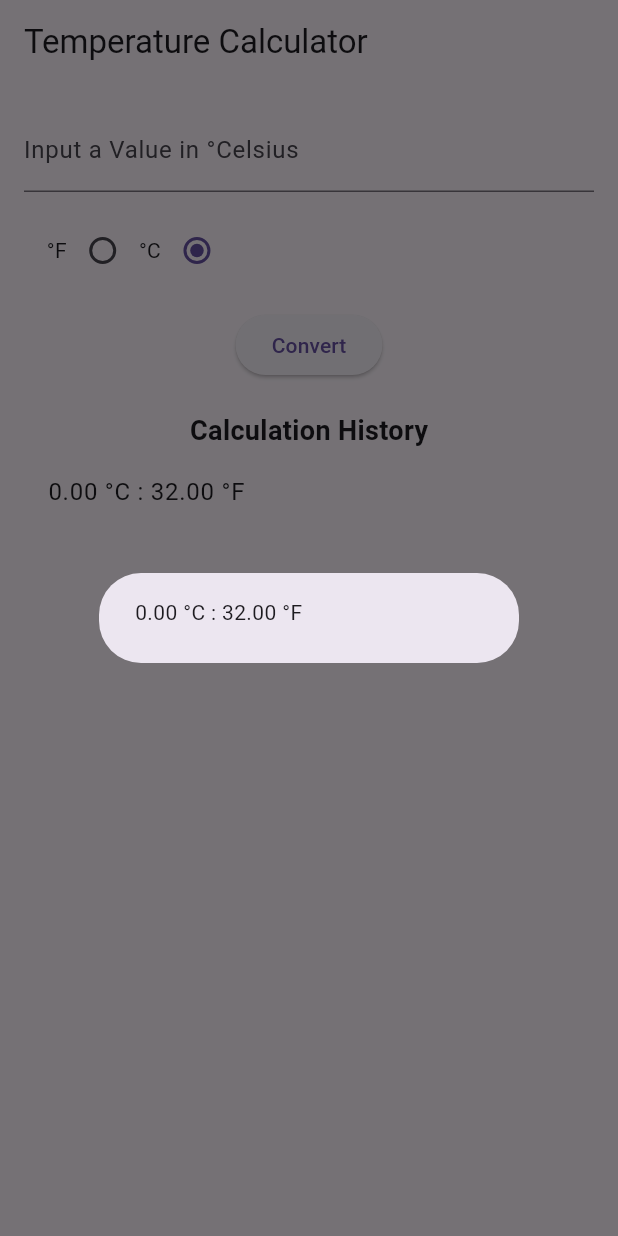
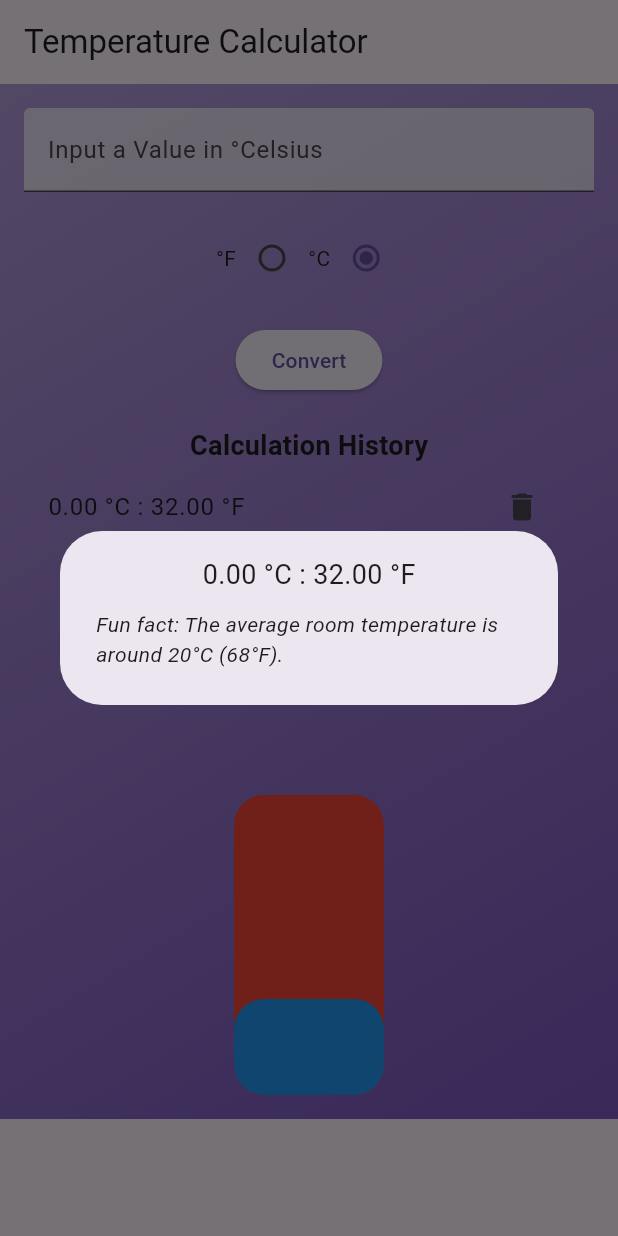
Before and after one commit to Aristote-code/Individual-Project-temperature-converter, a Flutter app: the screen it shows after launch, after a tap on "Convert", on a phone screen of 412 x 824 dp. Run offline on Flutter 3.47's test engine with Material 3 defaults, Android fonts, the phone set to English and light mode, and no system bars.

Commit message:
Updating multiple files

```diff
--- a/lib/main.dart
+++ b/lib/main.dart
@@ -1,9 +1,19 @@
 import 'package:flutter/material.dart';
+import 'package:flutter/services.dart';
 import 'Splashscreen.dart';
 
 void main() {
   runApp(MaterialApp(
     home: SplashScreen(),
+    theme: ThemeData(
+      primarySwatch: Colors.deepPurple,
+      brightness: Brightness.light,
+    ),
+    darkTheme: ThemeData(
+      primarySwatch: Colors.deepPurple,
+      brightness: Brightness.dark,
+    ),
+    themeMode: ThemeMode.system,
   ));
 }
 
@@ -28,11 +38,13 @@ class TempApp extends StatefulWidget {
   TempState createState() => TempState();
 }
 
-class TempState extends State<TempApp> {
+class TempState extends State<TempApp> with SingleTickerProviderStateMixin {
   late double input;
   double output = 0.0;
   bool? fOrC = true;
   List<String> calculationHistory = [];
+  late AnimationController _controller;
+  late Animation<double> _animation;
 
   @override
   void initState() {
@@ -40,11 +52,67 @@ class TempState extends State<TempApp> {
     input = 0.0;
     output = 0.0;
     fOrC = true;
+    _controller = AnimationController(
+      duration: const Duration(milliseconds: 500),
+      vsync: this,
+    );
+    _animation = CurvedAnimation(parent: _controller, curve: Curves.easeInOut);
+  }
+
+  @override
+  void dispose() {
+    _controller.dispose();
+    super.dispose();
+  }
+
+  void _convertTemperature() {
+    setState(() {
+      if (fOrC == false) {
+        output = (input - 32) * (5 / 9);
+      } else {
+        output = (input * 9 / 5) + 32;
+      }
+      String calculation = fOrC == false
+          ? "${input.toStringAsFixed(2)} °F : ${output.toStringAsFixed(2)} °C"
+          : "${input.toStringAsFixed(2)} °C : ${output.toStringAsFixed(2)} °F";
+      calculationHistory.insert(0, calculation);
+    });
+    _controller.forward(from: 0.0);
+    HapticFeedback.mediumImpact();
+  }
+
+  String _getTemperatureFact(double temp) {
+    if (temp < 0) {
+      return "Did you know? Water freezes at 0°C (32°F).";
+    } else if (temp < 20) {
+      return "Fun fact: The average room temperature is around 20°C (68°F).";
+    } else if (temp < 37) {
+      return "Interesting: The normal human body temperature is about 37°C (98.6°F).";
+    } else {
+      return "Hot fact: The highest temperature ever recorded on Earth was 56.7°C (134°F) in Death Valley, California.";
+    }
   }
 
   @override
   Widget build(BuildContext context) {
-    TextField inputField = TextField(
+    return Scaffold(
+      appBar: AppBar(
+        title: const Text("Temperature Calculator"),
+      ),
+      body: Container(
+        decoration: BoxDecoration(
+          gradient: LinearGradient(
+            begin: Alignment.topLeft,
+            end: Alignment.bottomRight,
+            colors: [Colors.deepPurple.shade200, Colors.deepPurple.shade400],
+          ),
+        ),
+        child: SingleChildScrollView(
+          child: Padding(
+            padding: const EdgeInsets.all(16.0),
+            child: Column(
+              children: <Widget>[
+                TextField(
                   keyboardType: TextInputType.number,
                   onChanged: (str) {
                     try {
@@ -56,17 +124,14 @@ class TempState extends State<TempApp> {
                   decoration: InputDecoration(
                     labelText:
                         "Input a Value in °${fOrC == false ? "Fahrenheit" : "Celsius"}",
+                    filled: true,
+                    fillColor: Colors.white.withOpacity(0.7),
                   ),
                   textAlign: TextAlign.center,
-    );
-
-    AppBar appBar = AppBar(
-      title: const Text("Temperature Calculator"),
-    );
-
-    Container tempSwitch = Container(
-      padding: const EdgeInsets.all(15.0),
-      child: Row(
+                ),
+                SizedBox(height: 20),
+                Row(
+                  mainAxisAlignment: MainAxisAlignment.center,
                   children: <Widget>[
                     const Text("°F"),
                     Radio<bool>(
@@ -76,7 +141,8 @@ class TempState extends State<TempApp> {
                         setState(() {
                           fOrC = v;
                         });
-              }),
+                      },
+                    ),
                     const Text("°C"),
                     Radio<bool>(
                       groupValue: fOrC,
@@ -85,66 +151,96 @@ class TempState extends State<TempApp> {
                         setState(() {
                           fOrC = v;
                         });
-              }),
+                      },
+                    ),
                   ],
                 ),
-    );
-
-    Container calcBtn = Container(
-      child: ElevatedButton(
+                SizedBox(height: 20),
+                ElevatedButton(
                   child: const Text("Convert"),
                   onPressed: () {
-          setState(() {
+                    _convertTemperature();
+                    showDialog(
+                      context: context,
+                      builder: (BuildContext context) => AlertDialog(
+                        content: Column(
+                          mainAxisSize: MainAxisSize.min,
+                          children: [
+                            Text(
                               fOrC == false
-                ? output = (input - 32) * (5 / 9)
-                : output = (input * 9 / 5) + 32;
-
-            String calculation = fOrC == false
                                   ? "${input.toStringAsFixed(2)} °F : ${output.toStringAsFixed(2)} °C"
-                : "${input.toStringAsFixed(2)} °C : ${output.toStringAsFixed(2)} °F";
-
-            calculationHistory.insert(0, calculation);
-          });
-          AlertDialog dialog = AlertDialog(
-            content: fOrC == false
-                ? Text(
-                    "${input.toStringAsFixed(2)} °F : ${output.toStringAsFixed(2)} °C")
-                : Text(
-                    "${input.toStringAsFixed(2)} °C : ${output.toStringAsFixed(2)} °F"),
+                                  : "${input.toStringAsFixed(2)} °C : ${output.toStringAsFixed(2)} °F",
+                              style: TextStyle(fontSize: 18),
+                            ),
+                            SizedBox(height: 10),
+                            Text(
+                              _getTemperatureFact(
+                                  fOrC == true ? input : output),
+                              style: TextStyle(fontStyle: FontStyle.italic),
+                            ),
+                          ],
+                        ),
+                      ),
                     );
-          showDialog(
-              context: context, builder: (BuildContext context) => dialog);
                   },
                 ),
-    );
-
-    Widget historyList = Container(
+                SizedBox(height: 20),
+                Text("Calculation History",
+                    style:
+                        TextStyle(fontSize: 18, fontWeight: FontWeight.bold)),
+                Container(
                   height: 200,
                   child: ListView.builder(
                     itemCount: calculationHistory.length,
                     itemBuilder: (context, index) {
                       return ListTile(
                         title: Text(calculationHistory[index]),
+                        trailing: IconButton(
+                          icon: Icon(Icons.delete),
+                          onPressed: () {
+                            setState(() {
+                              calculationHistory.removeAt(index);
+                            });
+                          },
+                        ),
                       );
                     },
                   ),
+                ),
+                SizedBox(height: 20),
+                ScaleTransition(
+                  scale: _animation,
+                  child: Container(
+                    width: 100,
+                    height: 200,
+                    decoration: BoxDecoration(
+                      color: Colors.red,
+                      borderRadius: BorderRadius.circular(20),
+                    ),
+                    child: LayoutBuilder(
+                      builder: (context, constraints) {
+                        return Stack(
+                          children: [
+                            Positioned(
+                              bottom: 0,
+                              left: 0,
+                              right: 0,
+                              height: constraints.maxHeight * (output / 100),
+                              child: Container(
+                                decoration: BoxDecoration(
+                                  color: Colors.blue,
+                                  borderRadius: BorderRadius.circular(20),
+                                ),
+                              ),
+                            ),
+                          ],
                         );
-
-    return Scaffold(
-      appBar: appBar,
-      body: SingleChildScrollView(
-        child: Container(
-          padding: const EdgeInsets.all(16.0),
-          child: Column(
-            children: <Widget>[
-              inputField,
-              tempSwitch,
-              calcBtn,
-              SizedBox(height: 20),
-              Text("Calculation History",
-                  style: TextStyle(fontSize: 18, fontWeight: FontWeight.bold)),
-              historyList,
+                      },
+                    ),
+                  ),
+                ),
               ],
+            ),
           ),
         ),
       ),
```
Also changed, not shown: 23 other files. Lines whose indentation alone changed are shown as unchanged.
